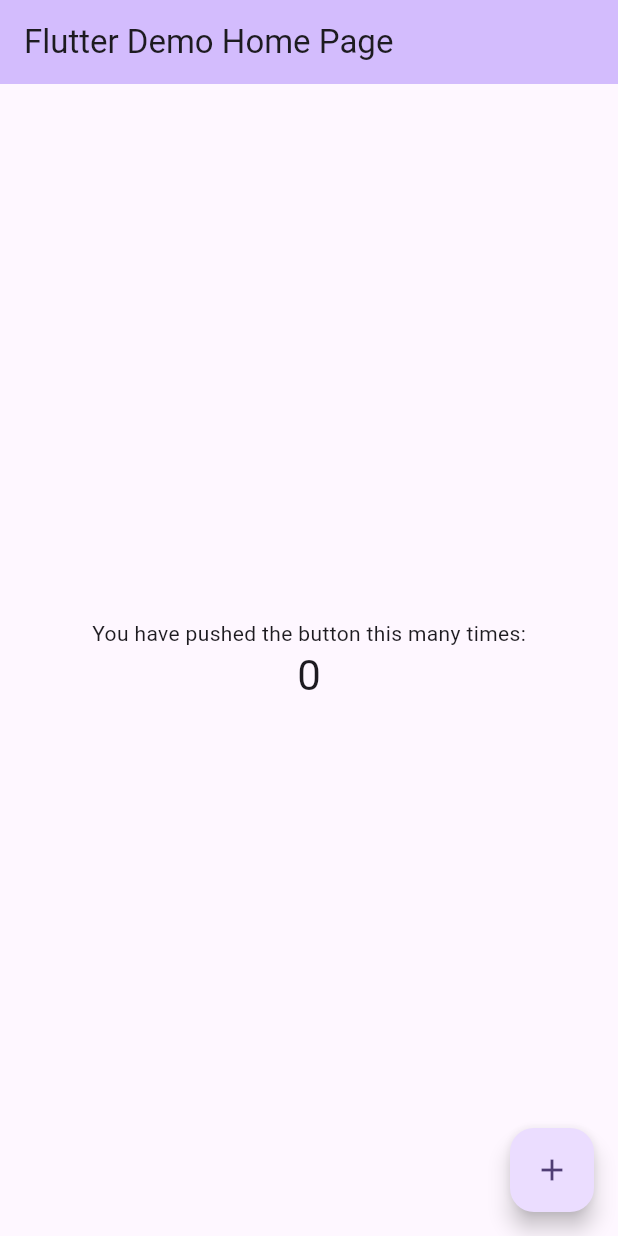
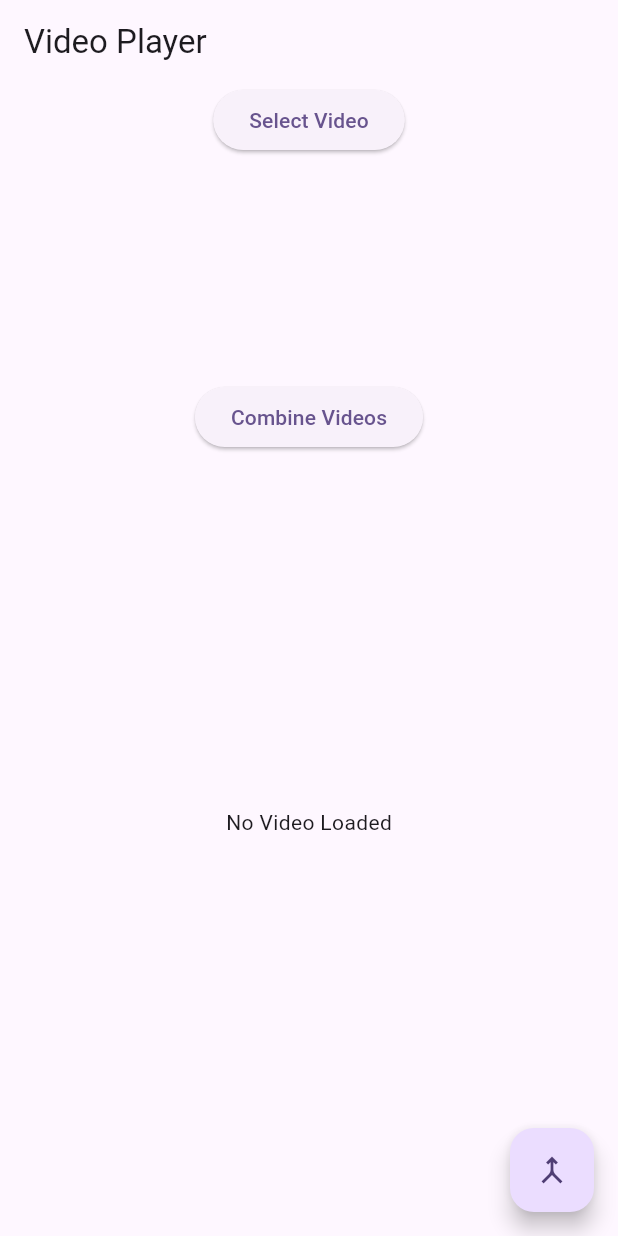
Before and after one commit to thong-dipro/merge_video, a Flutter app: the screen it shows after launch, on a phone screen of 412 x 824 dp. Run offline on Flutter 3.47's test engine with Material 3 defaults, Android fonts, the phone set to English and light mode, and no system bars; our stand-ins replace file_picker, video_player; missing offline and left inert: ffmpeg_kit_flutter.

Commit message:
feat: merge 2 videos

```diff
--- /dev/null
+++ b/lib/ffmpeg_helper.dart
@@ -0,0 +1,28 @@
+import 'package:path_provider/path_provider.dart';
+
+abstract class FFMpegHelper {
+  static Future<FFMpegResponse> mergeVideo({
+    required String firstVideo,
+    required String secondVideo,
+  }) async {
+    final appDir = await getApplicationDocumentsDirectory();
+    String rawDocumentPath = appDir.path;
+    final outputPath =
+        '$rawDocumentPath/output3${DateTime.now().millisecondsSinceEpoch}.mp4';
+    return FFMpegResponse(
+      query:
+          '-i $firstVideo -i $secondVideo -filter_complex "[0:v] [0:a] [1:v] [1:a] concat=n=2:v=1:a=1 [v] [a]" -map "[v]" -map "[a]" $outputPath',
+      filePath: outputPath,
+    );
+  }
+}
+
+class FFMpegResponse {
+  final String query;
+  final String filePath;
+
+  FFMpegResponse({
+    required this.query,
+    required this.filePath,
+  });
+}
--- /dev/null
+++ b/lib/loading_status.dart
@@ -0,0 +1,11 @@
+enum LoadingStatus {
+  initialize,
+  loading,
+  loaded;
+
+  bool get isInitialize => this == LoadingStatus.initialize;
+
+  bool get isLoading => this == LoadingStatus.loading;
+
+  bool get isLoaded => this == LoadingStatus.loaded;
+}
--- a/lib/main.dart
+++ b/lib/main.dart
@@ -1,6 +1,14 @@
+import 'dart:io';
+
+import 'package:ffmpeg_kit_flutter/ffmpeg_kit.dart';
+import 'package:ffmpeg_kit_flutter/return_code.dart';
+import 'package:file_picker/file_picker.dart';
 import 'package:flutter/material.dart';
+import 'package:merge_video/ffmpeg_helper.dart';
+import 'package:merge_video/loading_status.dart';
+import 'package:video_player/video_player.dart';
 
-void main() {
+Future<void> main() async {
   runApp(const MyApp());
 }
 
@@ -15,95 +23,169 @@ class MyApp extends StatelessWidget {
         colorScheme: ColorScheme.fromSeed(seedColor: Colors.deepPurple),
         useMaterial3: true,
       ),
-      home: const MyHomePage(title: 'Flutter Demo Home Page'),
+      home: const MyHomePage(),
     );
   }
 }
 
 class MyHomePage extends StatefulWidget {
-  const MyHomePage({super.key, required this.title});
-
-  // This widget is the home page of your application. It is stateful, meaning
-  // that it has a State object (defined below) that contains fields that affect
-  // how it looks.
-
-  // This class is the configuration for the state. It holds the values (in this
-  // case the title) provided by the parent (in this case the App widget) and
-  // used by the build method of the State. Fields in a Widget subclass are
-  // always marked "final".
-
-  final String title;
+  const MyHomePage({super.key});
 
   @override
   State<MyHomePage> createState() => _MyHomePageState();
 }
 
 class _MyHomePageState extends State<MyHomePage> {
-  int _counter = 0;
+  late VideoPlayerController _controller;
+  bool _isLoadvideo = false;
+  LoadingStatus _loadingStatus = LoadingStatus.initialize;
+  List<String> _videos = [];
 
-  void _incrementCounter() {
+  @override
+  void initState() {
+    super.initState();
+  }
+
+  void _loadVideo(String path) {
+    _controller = VideoPlayerController.file(
+      File(path),
+    )..initialize().then((_) {
+        setState(() {
+          _isLoadvideo = true;
+        });
+      }).catchError((err) {
+        print("videoplayer error $err");
+      });
+  }
+
+  Future<void> _onCombineVideo() async {
+    FFMpegResponse result = await FFMpegHelper.mergeVideo(
+      firstVideo: _videos.first,
+      secondVideo: _videos.last,
+    );
     setState(() {
-      // This call to setState tells the Flutter framework that something has
-      // changed in this State, which causes it to rerun the build method below
-      // so that the display can reflect the updated values. If we changed
-      // _counter without calling setState(), then the build method would not be
-      // called again, and so nothing would appear to happen.
-      _counter++;
+      _isLoadvideo = false;
+      _loadingStatus = LoadingStatus.loading;
+    });
+    print("query ${result.query}");
+    FFmpegKit.execute(
+      result.query,
+    ).then((session) async {
+      final returnCode = await session.getReturnCode();
+      if (ReturnCode.isSuccess(returnCode)) {
+        // SUCCESS
+        _loadVideo(result.filePath);
+        print("success");
+      } else if (ReturnCode.isCancel(returnCode)) {
+        print("cancel");
+        // CANCEL
+      } else {
+        session.getAllLogs().then((logs) {
+          for (var element in logs) {
+            print("errorffmpeg ${element.getMessage()}");
+          }
+        });
+        print("error data ${session.getAllLogs()}");
+        // ERROR
+      }
+      setState(() {
+        _loadingStatus = LoadingStatus.loaded;
+      });
     });
   }
 
   @override
   Widget build(BuildContext context) {
-    // This method is rerun every time setState is called, for instance as done
-    // by the _incrementCounter method above.
-    //
-    // The Flutter framework has been optimized to make rerunning build methods
-    // fast, so that you can just rebuild anything that needs updating rather
-    // than having to individually change instances of widgets.
     return Scaffold(
       appBar: AppBar(
-        // TRY THIS: Try changing the color here to a specific color (to
-        // Colors.amber, perhaps?) and trigger a hot reload to see the AppBar
-        // change color while the other colors stay the same.
-        backgroundColor: Theme.of(context).colorScheme.inversePrimary,
-        // Here we take the value from the MyHomePage object that was created by
-        // the App.build method, and use it to set our appbar title.
-        title: Text(widget.title),
+        title: const Text("Video Player"),
       ),
-      body: Center(
-        // Center is a layout widget. It takes a single child and positions it
-        // in the middle of the parent.
-        child: Column(
-          // Column is also a layout widget. It takes a list of children and
-          // arranges them vertically. By default, it sizes itself to fit its
-          // children horizontally, and tries to be as tall as its parent.
-          //
-          // Column has various properties to control how it sizes itself and
-          // how it positions its children. Here we use mainAxisAlignment to
-          // center the children vertically; the main axis here is the vertical
-          // axis because Columns are vertical (the cross axis would be
-          // horizontal).
-          //
-          // TRY THIS: Invoke "debug painting" (choose the "Toggle Debug Paint"
-          // action in the IDE, or press "p" in the console), to see the
-          // wireframe for each widget.
-          mainAxisAlignment: MainAxisAlignment.center,
-          children: <Widget>[
-            const Text(
-              'You have pushed the button this many times:',
+      body: Column(
+        children: [
+          ElevatedButton(
+            onPressed: () {
+              FilePicker.platform
+                  .pickFiles(
+                type: FileType.video,
+              )
+                  .then((value) {
+                if (value != null) {
+                  setState(() {
+                    _videos = [
+                      ..._videos,
+                      value.files.first.path!,
+                    ];
+                  });
+                }
+              });
+            },
+            child: const Text("Select Video"),
+          ),
+          SizedBox(
+            height: 150,
+            child: ListView.separated(
+              itemBuilder: (context, index) {
+                return ListTile(
+                  trailing: IconButton(
+                    onPressed: () {
+                      setState(() {
+                        _videos.removeAt(index);
+                      });
+                    },
+                    icon: const Icon(Icons.delete),
+                  ),
+                  title: Text(
+                    _videos[index],
+                    maxLines: 2,
+                  ),
+                );
+              },
+              separatorBuilder: (context, index) {
+                return const Divider();
+              },
+              itemCount: _videos.length,
             ),
-            Text(
-              '$_counter',
-              style: Theme.of(context).textTheme.headlineMedium,
+          ),
+          ElevatedButton(
+            onPressed: () {
+              _onCombineVideo();
+            },
+            child: const Text("Combine Videos"),
+          ),
+          const SizedBox(
+            height: 20,
+          ),
+          Expanded(
+            child: Center(
+              child: _isLoadvideo
+                  ? AspectRatio(
+                      aspectRatio: _controller.value.aspectRatio,
+                      child: VideoPlayer(_controller),
+                    )
+                  : Center(
+                      child: _loadingStatus.isLoading
+                          ? const CircularProgressIndicator()
+                          : const Text("No Video Loaded"),
+                    ),
             ),
-          ],
+          ),
+          const SizedBox(
+            height: 50,
+          )
+        ],
+      ),
+      floatingActionButton: FloatingActionButton(
+        onPressed: () {
+          setState(() {
+            _controller.value.isPlaying
+                ? _controller.pause()
+                : _controller.play();
+          });
+        },
+        child: const Icon(
+          Icons.merge,
         ),
       ),
-      floatingActionButton: FloatingActionButton(
-        onPressed: _incrementCounter,
-        tooltip: 'Increment',
-        child: const Icon(Icons.add),
-      ), // This trailing comma makes auto-formatting nicer for build methods.
     );
   }
 }
```
Also changed, not shown: pubspec.yaml (+8 -4 lines), pubspec.lock, 12 other files.
